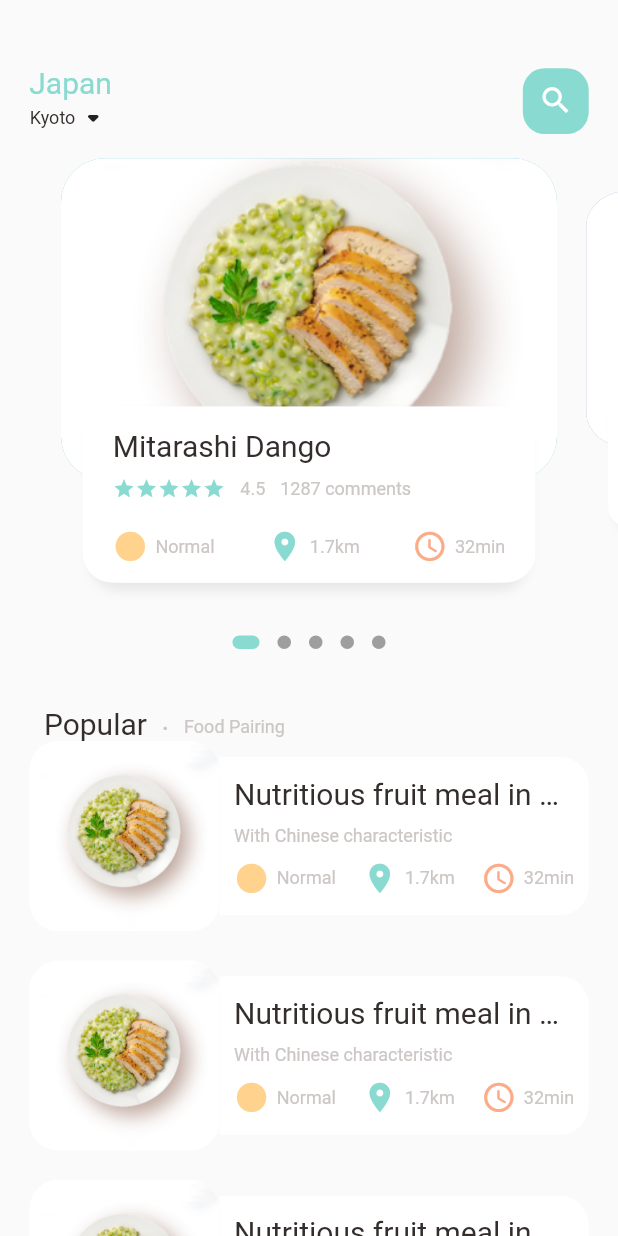
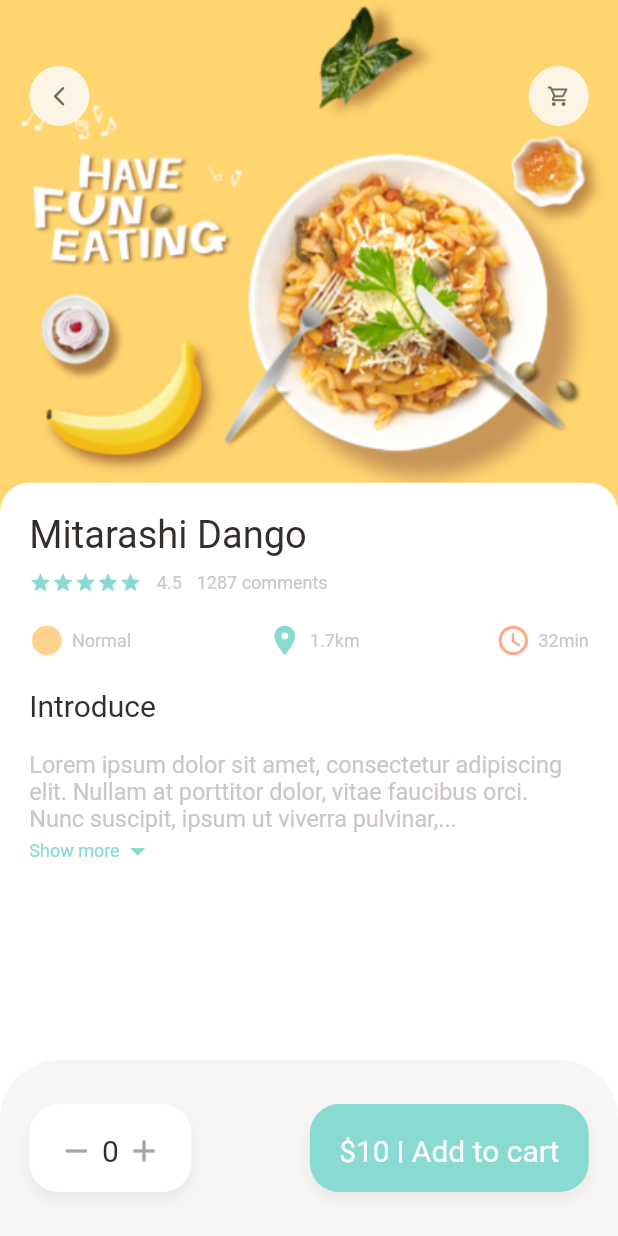
Before and after one commit to alter0z/my-food, a Flutter app: the screen it shows after launch, on a phone screen of 412 x 824 dp. Run offline on Flutter 3.47's test engine with Material 2 defaults, Android fonts, the phone set to English and light mode, and no system bars; drawn by our look-alikes of dots_indicator; our stand-ins replace get.

Commit message:
finishing popular food detail

```diff
--- a/lib/main.dart
+++ b/lib/main.dart
@@ -1,5 +1,8 @@
 import 'package:flutter/material.dart';
 import 'package:get/get.dart';
+import 'package:my_food/pages/food/popular_food_detail.dart';
+import 'package:my_food/pages/food/recommended_food_detail.dart';
+import 'package:my_food/pages/home/food_page_body.dart';
 import 'package:my_food/pages/home/main_food_page.dart';
 
 void main() {
@@ -18,7 +21,7 @@
       theme: ThemeData(
         primarySwatch: Colors.blue,
       ),
-      home: const MainFoodPage(),
+      home: const PopularFoodDetail()
     );
   }
 }
--- /dev/null
+++ b/lib/pages/food/popular_food_detail.dart
@@ -0,0 +1,116 @@
+import 'package:flutter/material.dart';
+import 'package:my_food/utils/dimensions.dart';
+import 'package:my_food/widgets/app_column.dart';
+import 'package:my_food/widgets/app_icon.dart';
+import 'package:my_food/widgets/expanable_text_widget.dart';
+
+import '../../utils/colors.dart';
+import '../../widgets/big_text.dart';
+import '../../widgets/icon_and_text_widget.dart';
+import '../../widgets/small_text.dart';
+
+class PopularFoodDetail extends StatelessWidget {
+  const PopularFoodDetail({Key? key}) : super(key: key);
+
+  @override
+  Widget build(BuildContext context) {
+    return Scaffold(
+      backgroundColor: Colors.white,
+      body: Stack(
+        children: [
+          Positioned(left: 0, right: 0, child: Container(
+            width: double.maxFinite,
+            height: Dimensions.popuarFoodImgSize,
+            decoration: const BoxDecoration(
+              image: DecorationImage(
+                fit: BoxFit.cover,
+                image: AssetImage("assets/image/food0.png")
+              )
+            ),
+          )),
+          Positioned(left: Dimensions.width20, right: Dimensions.width20, top: Dimensions.height45, child: Row(
+            mainAxisAlignment: MainAxisAlignment.spaceBetween,
+            children: [
+              AppIcon(icon: Icons.arrow_back_ios_new_rounded),
+              AppIcon(icon: Icons.shopping_cart_outlined)
+            ],
+          )),
+          Positioned(left: 0, right: 0, top: Dimensions.popuarFoodImgSize-20, bottom: 0, child: Container(
+            padding: EdgeInsets.only(left: Dimensions.width20, right: Dimensions.width20, top: Dimensions.height20),
+            decoration: BoxDecoration(
+              borderRadius: BorderRadius.only(topLeft: Radius.circular(Dimensions.radius20), topRight: Radius.circular(Dimensions.radius20)),
+              color: Colors.white
+            ),
+            child: Column(
+              crossAxisAlignment: CrossAxisAlignment.start,
+              children: [
+                AppColumn(text: "Mitarashi Dango", fs: Dimensions.font26,),
+                SizedBox(height: Dimensions.height20,),
+                BigText(text: "Introduce"),
+                SizedBox(height: Dimensions.height20,),
+                const Expanded(child: SingleChildScrollView(child: ExpanableTExtWidget(text: "Lorem ipsum dolor sit amet, consectetur adipiscing elit. Nullam at porttitor dolor, vitae faucibus orci. Nunc suscipit, ipsum ut viverra pulvinar, justo metus dapibus tortor, a convallis justo mi sit amet odio. Nam sed libero vel nunc varius consectetur. Donec viverra aliquet luctus. Duis fermentum libero ut turpis porta aliquam. Cras sit amet mauris ut erat pretium auctor. Duis bibendum vitae sapien vitae molestie. Morbi malesuada magna et dui tempus, quis bibendum tortor maximus. Maecenas efficitur dui erat, in tincidunt erat vehicula non. Morbi suscipit pulvinar dui, vel egestas risus mollis in. Maecenas maximus urna ac nulla varius condimentum. Sed in varius neque, ut condimentum quam. Cras elementum cursus nisl quis tempor.")))
+              ],
+            )
+          ))
+        ],
+      ),
+      bottomNavigationBar: Container(
+        height: Dimensions.bottomBarHeight,
+        padding: EdgeInsets.only(
+          top: Dimensions.height30, bottom: Dimensions.height30, right: Dimensions.width20, left: Dimensions.width20
+        ),
+        decoration: BoxDecoration(
+          borderRadius: BorderRadius.only(topRight: Radius.circular(Dimensions.radius20*2), topLeft: Radius.circular(Dimensions.radius20*2)),
+          color: AppColors.buttonBackgroundColor
+        ),
+        child: Row(
+          mainAxisAlignment: MainAxisAlignment.spaceBetween,
+          children: [
+            Container(
+              padding: EdgeInsets.only(
+                top: Dimensions.height20, bottom: Dimensions.height20, left: Dimensions.width20, right: Dimensions.width20
+              ),
+              decoration: BoxDecoration(
+                borderRadius: BorderRadius.circular(Dimensions.radius20),
+                color: Colors.white,
+                boxShadow: const [
+                  BoxShadow(
+                      color: Color(0xffe8e8e8),
+                      blurRadius: 8.0,
+                      offset: Offset(0, 5)
+                  ),
+                ]
+              ),
+              child: Row(
+                children: [
+                  Icon(Icons.remove, color: AppColors.signColor,),
+                  SizedBox(width: Dimensions.width10/2,),
+                  BigText(text: "0"),
+                  SizedBox(width: Dimensions.width10/2,),
+                  Icon(Icons.add, color: AppColors.signColor,)
+                ],
+              ),
+            ),
+            Container(
+              child: BigText(text: "\$10 | Add to cart", color: Colors.white),
+              padding: EdgeInsets.only(
+                  top: Dimensions.height20, bottom: Dimensions.height20, left: Dimensions.width20, right: Dimensions.width20
+              ),
+              decoration: BoxDecoration(
+                  borderRadius: BorderRadius.circular(Dimensions.radius20),
+                  color: AppColors.mainColor,
+                  boxShadow: const [
+                    BoxShadow(
+                        color: Color(0xffe8e8e8),
+                        blurRadius: 8.0,
+                        offset: Offset(0, 5)
+                    ),
+                  ]
+              ),
+            )
+          ],
+        ),
+      ),
+    );
+  }
+}
--- /dev/null
+++ b/lib/pages/food/recommended_food_detail.dart
@@ -0,0 +1,30 @@
+import 'package:flutter/material.dart';
+import 'package:my_food/utils/colors.dart';
+
+class RecommendedFoodDetail extends StatelessWidget {
+  const RecommendedFoodDetail({Key? key}) : super(key: key);
+
+  @override
+  Widget build(BuildContext context) {
+    return Scaffold(
+      body: CustomScrollView(
+        slivers: [
+          SliverAppBar(
+            bottom: PreferredSize(
+              preferredSize: const Size.fromHeight(0),
+              child: Container(
+                color: Colors.white,
+              ),
+            ),
+            pinned: true,
+            backgroundColor: AppColors.yellowColor,
+            expandedHeight: 300,
+            flexibleSpace: FlexibleSpaceBar(
+              background: Image.asset("assets/image/food0.png", width: double.maxFinite, fit: BoxFit.cover,),
+            ),
+          )
+        ],
+      ),
+    );
+  }
+}
--- a/lib/pages/home/food_page_body.dart
+++ b/lib/pages/home/food_page_body.dart
@@ -6,6 +6,7 @@ import 'package:my_food/widgets/icon_and_text_widget.dart';
 import 'package:my_food/widgets/small_text.dart';
 
 import '../../utils/colors.dart';
+import '../../widgets/app_column.dart';
 
 class FoodPageBody extends StatefulWidget {
   const FoodPageBody({Key? key}) : super(key: key);
@@ -220,44 +221,7 @@ class _FoodPageBodyState extends State<FoodPageBody> {
               ),
               child: Container(
                 padding: EdgeInsets.only(left: 15,top: Dimensions.height15,right: 15),
-                child: Column(
-                  crossAxisAlignment: CrossAxisAlignment.start,
-                  children: [
-                    BigText(text: "Mitarashi Dango"),
-                    SizedBox(height: Dimensions.height10,),
-                    Row(
-                      children: [
-                        Wrap(
-                          children: List.generate(5, (index) => Icon(Icons.star, color: AppColors.mainColor, size:15)),
-                        ),
-                        const SizedBox(width: 10,),
-                        SmallText(text: "4.5"),
-                        const SizedBox(width: 10,),
-                        SmallText(text: "1287"),
-                        const SizedBox(width: 3,),
-                        SmallText(text: "comments")
-                      ],
-                    ),
-                    SizedBox(height: Dimensions.height20,),
-                    Row(
-                      mainAxisAlignment: MainAxisAlignment.spaceBetween,
-                      children: [
-                        IconAndTextWidget(icon: Icons.circle_sharp,
-                            text: "Normal",
-                            iconColor: AppColors.iconColor1
-                        ),
-                        IconAndTextWidget(icon: Icons.location_on,
-                            text: "1.7km",
-                            iconColor: AppColors.mainColor
-                        ),
-                        IconAndTextWidget(icon: Icons.access_time_rounded,
-                            text: "32min",
-                            iconColor: AppColors.iconColor2
-                        )
-                      ],
-                    )
-                  ],
-                ),
+                child: AppColumn(text: "Mitarashi Dango",),
               ),
             ),
           )
--- a/lib/utils/dimensions.dart
+++ b/lib/utils/dimensions.dart
@@ -24,7 +24,9 @@ class Dimensions {
   static double width30 = screenHeight/28.13;
 
   // dynamic font size
+  static double font16 = screenHeight/52.75;
   static double font20 = screenHeight/42.2;
+  static double font26 = screenHeight/32.46;
 
   // dynamic radius size
   static double radius15 = screenHeight/56.27;
@@ -33,8 +35,15 @@ class Dimensions {
 
   // dynamic icon size
   static double icon24 = screenHeight/35.17;
+  static double icon16 = screenHeight/52.75;
 
   // list view size
   static double listViewImageSize = screenWidth/3.25;
   static double listViewTextContSize = screenWidth/3.9;
+
+  // popular food
+  static double popuarFoodImgSize = screenHeight/2.41;
+
+  // bottom height
+  static double bottomBarHeight = screenHeight/7.03;
 }
--- /dev/null
+++ b/lib/widgets/app_column.dart
@@ -0,0 +1,55 @@
+import 'package:flutter/material.dart';
+import 'package:my_food/widgets/small_text.dart';
+
+import '../utils/colors.dart';
+import '../utils/dimensions.dart';
+import 'big_text.dart';
+import 'icon_and_text_widget.dart';
+
+class AppColumn extends StatelessWidget {
+  final String text;
+  double fs;
+  AppColumn({Key? key, required this.text, this.fs = 20}) : super(key: key);
+
+  @override
+  Widget build(BuildContext context) {
+    return Column(
+      crossAxisAlignment: CrossAxisAlignment.start,
+      children: [
+        BigText(text: text, size: fs == 0 ? Dimensions.font20 : fs,),
+        SizedBox(height: Dimensions.height10,),
+        Row(
+          children: [
+            Wrap(
+              children: List.generate(5, (index) => Icon(Icons.star, color: AppColors.mainColor, size:15)),
+            ),
+            const SizedBox(width: 10,),
+            SmallText(text: "4.5"),
+            const SizedBox(width: 10,),
+            SmallText(text: "1287"),
+            const SizedBox(width: 3,),
+            SmallText(text: "comments")
+          ],
+        ),
+        SizedBox(height: Dimensions.height20,),
+        Row(
+          mainAxisAlignment: MainAxisAlignment.spaceBetween,
+          children: [
+            IconAndTextWidget(icon: Icons.circle_sharp,
+                text: "Normal",
+                iconColor: AppColors.iconColor1
+            ),
+            IconAndTextWidget(icon: Icons.location_on,
+                text: "1.7km",
+                iconColor: AppColors.mainColor
+            ),
+            IconAndTextWidget(icon: Icons.access_time_rounded,
+                text: "32min",
+                iconColor: AppColors.iconColor2
+            )
+          ],
+        )
+      ],
+    );
+  }
+}
--- /dev/null
+++ b/lib/widgets/app_icon.dart
@@ -0,0 +1,27 @@
+import 'package:flutter/cupertino.dart';
+import 'package:my_food/utils/dimensions.dart';
+
+class AppIcon extends StatelessWidget {
+  final IconData icon;
+  final Color backgroudColor;
+  final Color iconColor;
+  final double size;
+  AppIcon({Key? key,
+    required this.icon,
+    this.backgroudColor = const Color(0xfffcf4e4),
+    this.iconColor = const Color(0xff756d54),
+    this.size = 40}) : super(key: key);
+
+  @override
+  Widget build(BuildContext context) {
+    return Container(
+      height: size,
+      width: size,
+      decoration: BoxDecoration(
+        borderRadius: BorderRadius.circular(size/2),
+        color: backgroudColor
+      ),
+      child: Icon(icon, color: iconColor, size: Dimensions.icon16,),
+    );
+  }
+}
--- /dev/null
+++ b/lib/widgets/expanable_text_widget.dart
@@ -0,0 +1,56 @@
+import 'package:flutter/cupertino.dart';
+import 'package:flutter/material.dart';
+import 'package:my_food/utils/colors.dart';
+import 'package:my_food/utils/dimensions.dart';
+import 'package:my_food/widgets/small_text.dart';
+
+class ExpanableTExtWidget extends StatefulWidget {
+  final String text;
+  const ExpanableTExtWidget({Key? key, required this.text}) : super(key: key);
+
+  @override
+  State<ExpanableTExtWidget> createState() => _ExpanableTExtWidgetState();
+}
+
+class _ExpanableTExtWidgetState extends State<ExpanableTExtWidget> {
+  late String firstHalf;
+  late String secondHalf;
+  bool isLongText = true;
+  double textHeight = Dimensions.screenHeight/5.63;
+
+  @override
+  void initState() {
+    super.initState();
+    if (widget.text.length > textHeight) {
+      firstHalf = widget.text.substring(0, textHeight.toInt());
+      secondHalf = widget.text.substring(textHeight.toInt()+1, widget.text.length);
+    } else {
+      firstHalf = widget.text;
+      secondHalf = "";
+    }
+  }
+
+  @override
+  Widget build(BuildContext context) {
+    return Container(
+      child: secondHalf.isEmpty ? SmallText(size: Dimensions.font16, text: firstHalf) : Column(
+        children: [
+          SmallText(color: AppColors.textColor, size: Dimensions.font16, text: isLongText ? (firstHalf+"...") : (firstHalf+secondHalf)),
+          InkWell(
+            onTap: (){
+              setState(() {
+                isLongText = !isLongText;
+              });
+            },
+            child: Row(
+              children: [
+                SmallText(text: isLongText ? "Show more" : "Show less", color: AppColors.mainColor,),
+                Icon(isLongText ? Icons.arrow_drop_down : Icons.arrow_drop_up, color: AppColors.mainColor,)
+              ],
+            ),
+          )
+        ],
+      ),
+    );
+  }
+}
```
